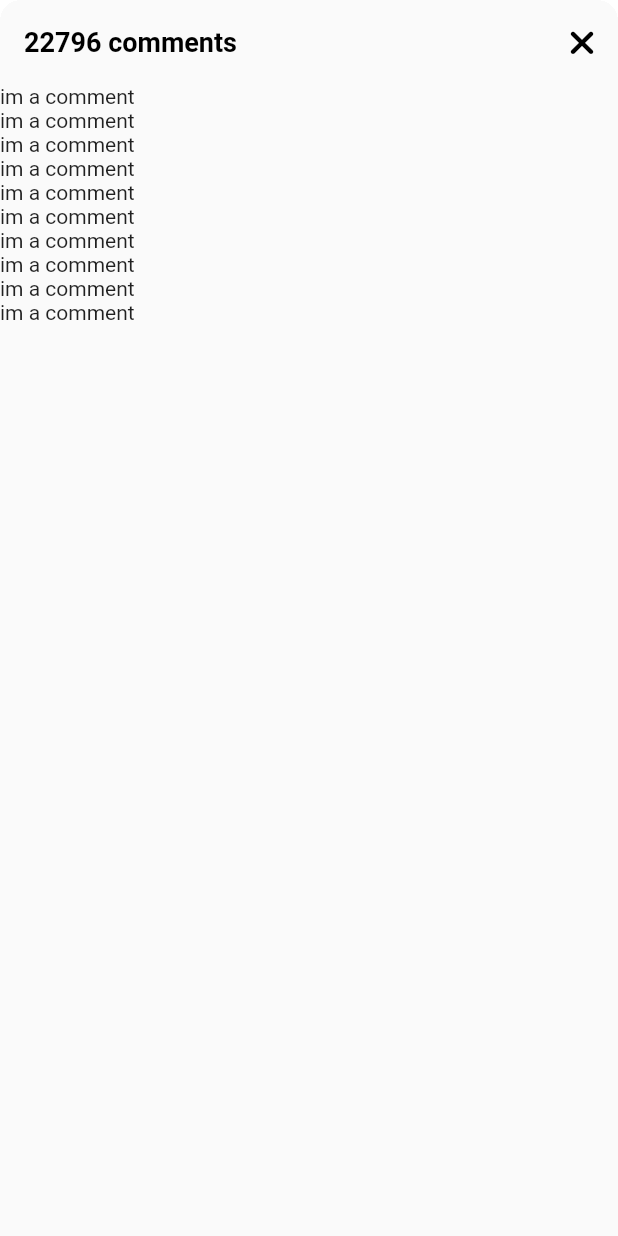
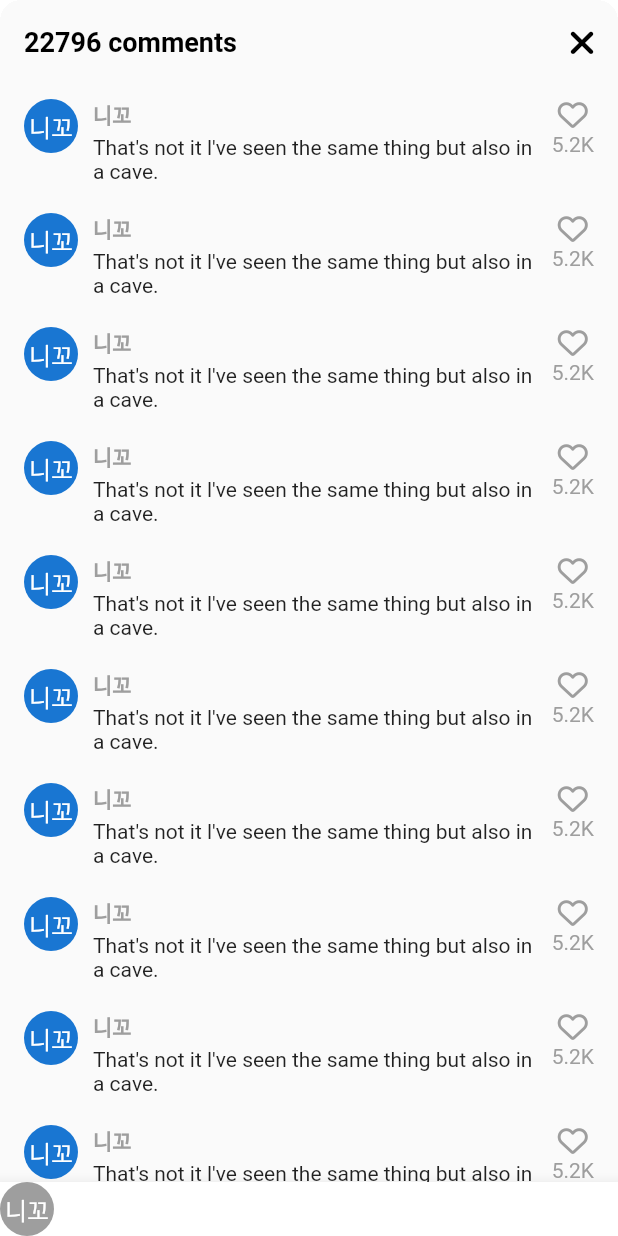
Before and after one commit to hyeribo/tiktok_clone, a Flutter app: the VideoComments screen opened directly, on a phone screen of 412 x 824 dp. Run offline on Flutter 3.47's test engine with Material 2 defaults, Android fonts, the phone set to English and light mode, and no system bars; our stand-ins replace font_awesome_flutter, video_player, visibility_detector; network calls fail.

Commit message:
comment 리스트 & bottom

```diff
--- a/lib/features/videos/widgets/video_comments.dart
+++ b/lib/features/videos/widgets/video_comments.dart
@@ -1,5 +1,6 @@
 import 'package:flutter/material.dart';
 import 'package:font_awesome_flutter/font_awesome_flutter.dart';
+import 'package:tiktok_clone/constants/gaps.dart';
 import 'package:tiktok_clone/constants/sizes.dart';
 
 class VideoComments extends StatefulWidget {
@@ -37,10 +38,71 @@ class _VideoCommentsState extends State<VideoComments> {
             ),
           ],
         ),
-        body: ListView.builder(
+        body: ListView.separated(
+          padding: const EdgeInsets.symmetric(
+            vertical: Sizes.size10,
+            horizontal: Sizes.size16,
+          ),
+          separatorBuilder: (context, index) => Gaps.v20,
           itemCount: 10,
-          itemBuilder: (context, index) => Container(
-            child: const Text("im a comment"),
+          itemBuilder: (context, index) => Row(
+            crossAxisAlignment: CrossAxisAlignment.start,
+            children: [
+              const CircleAvatar(
+                radius: 18,
+                child: Text("니꼬"),
+              ),
+              Gaps.h10,
+              Expanded(
+                child: Column(
+                  crossAxisAlignment: CrossAxisAlignment.start,
+                  children: [
+                    Text(
+                      '니꼬',
+                      style: TextStyle(
+                        fontWeight: FontWeight.bold,
+                        fontSize: Sizes.size14,
+                        color: Colors.grey.shade500,
+                      ),
+                    ),
+                    Gaps.v3,
+                    const Text(
+                      "That's not it l've seen the same thing but also in a cave.",
+                    )
+                  ],
+                ),
+              ),
+              Gaps.h10,
+              Column(
+                children: [
+                  FaIcon(
+                    FontAwesomeIcons.heart,
+                    size: Sizes.size20,
+                    color: Colors.grey.shade500,
+                  ),
+                  Gaps.v2,
+                  Text(
+                    "5.2K",
+                    style: TextStyle(
+                      color: Colors.grey.shade500,
+                    ),
+                  ),
+                ],
+              ),
+            ],
+          ),
+        ),
+        bottomNavigationBar: BottomAppBar(
+          color: Colors.white,
+          child: Row(
+            children: [
+              CircleAvatar(
+                radius: 18,
+                backgroundColor: Colors.grey.shade500,
+                foregroundColor: Colors.white,
+                child: const Text('니꼬'),
+              ),
+            ],
           ),
         ),
       ),
```
